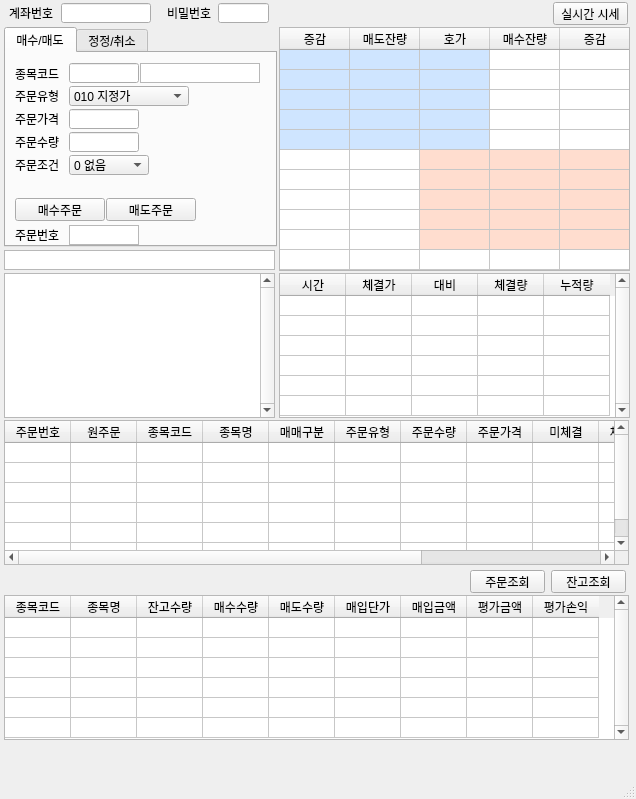
HyunwooChung/EugeneLink, file EugeneWindow.ui: the form before one commit.
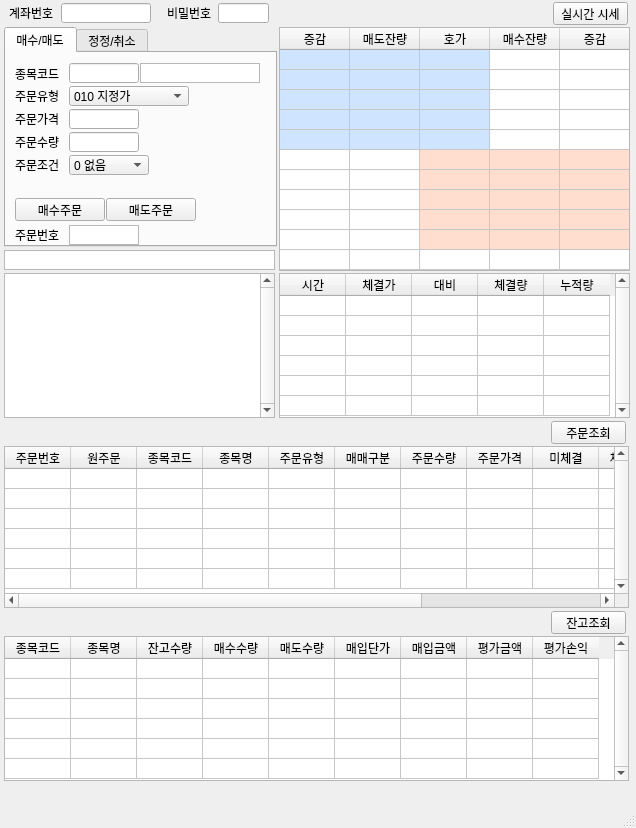
The form after the commit.

What changed in the file:
```diff
--- a/EugeneWindow.ui
+++ b/EugeneWindow.ui
@@ -7,7 +7,7 @@
     <x>0</x>
     <y>0</y>
     <width>636</width>
-    <height>799</height>
+    <height>828</height>
    </rect>
   </property>
   <property name="windowTitle">
@@ -705,7 +705,7 @@
     <property name="geometry">
      <rect>
       <x>4</x>
-      <y>595</y>
+      <y>636</y>
       <width>625</width>
       <height>145</height>
      </rect>
@@ -790,7 +790,7 @@
     <property name="geometry">
      <rect>
       <x>551</x>
-      <y>570</y>
+      <y>611</y>
       <width>75</width>
       <height>23</height>
      </rect>
@@ -812,13 +812,13 @@
      <string>실시간 시세</string>
     </property>
    </widget>
-   <widget class="QTableWidget" name="TableOrd">
+   <widget class="QTableWidget" name="TableTrd">
     <property name="geometry">
      <rect>
       <x>4</x>
-      <y>420</y>
+      <y>446</y>
       <width>625</width>
-      <height>145</height>
+      <height>162</height>
      </rect>
     </property>
     <property name="verticalScrollBarPolicy">
@@ -871,16 +871,16 @@
       <string>종목명</string>
      </property>
     </column>
-    <column>
-     <property name="text">
-      <string>매매구분</string>
-     </property>
-    </column>
     <column>
      <property name="text">
       <string>주문유형</string>
      </property>
     </column>
+    <column>
+     <property name="text">
+      <string>매매구분</string>
+     </property>
+    </column>
     <column>
      <property name="text">
       <string>주문수량</string>
@@ -1385,8 +1385,8 @@
    <widget class="QPushButton" name="BtnTrd">
     <property name="geometry">
      <rect>
-      <x>470</x>
-      <y>570</y>
+      <x>551</x>
+      <y>421</y>
       <width>75</width>
       <height>23</height>
      </rect>
```
Left out of the diff: 2 changed lines with no effect on the pictures.
